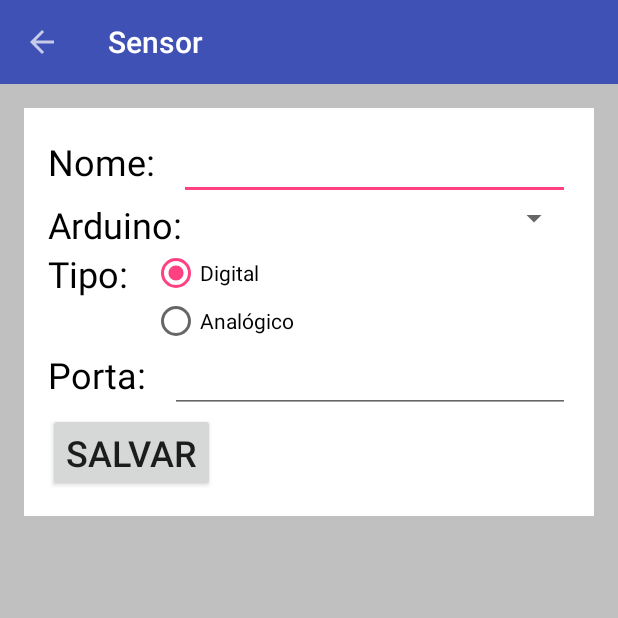
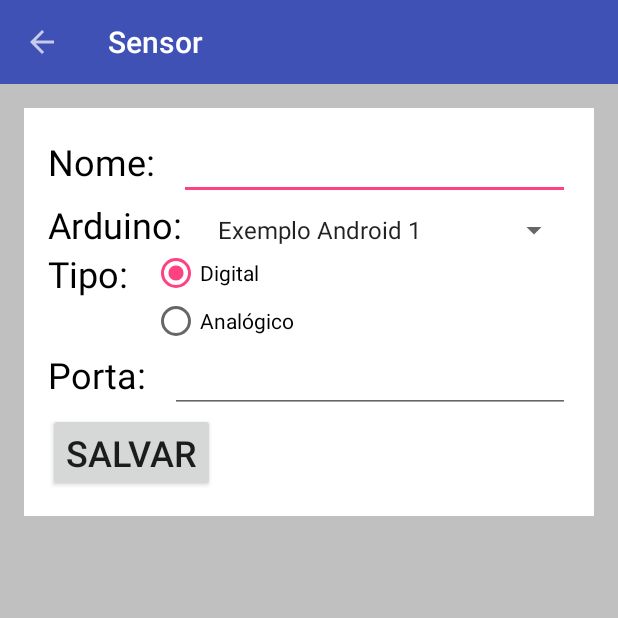
Before and after one commit to eduardoklosowski/Android-Arduino, an Android app: the SensorFormActivity screen opened directly, with no data from a screen before it, on a phone screen of 412 x 824 dp, the top half of it. Run offline under Robolectric (Android 15) with nearby library versions, the phone set to English and light mode, and no system bars.

Commit message:
Lista estática de dispositivos

```diff
--- a/app/src/main/java/br/klosowski/eduardo/arduino/SensorFormActivity.java
+++ b/app/src/main/java/br/klosowski/eduardo/arduino/SensorFormActivity.java
@@ -2,10 +2,17 @@ package br.klosowski.eduardo.arduino;
 
 import android.support.v7.app.AppCompatActivity;
 import android.os.Bundle;
+import android.support.v7.widget.AppCompatSpinner;
 import android.support.v7.widget.Toolbar;
 import android.view.MenuItem;
+import android.widget.ArrayAdapter;
+
+import java.util.ArrayList;
+import java.util.List;
 
 public class SensorFormActivity extends AppCompatActivity {
+
+    private AppCompatSpinner mSpinner;
 
     @Override
     protected void onCreate(Bundle savedInstanceState) {
@@ -16,6 +23,18 @@ public class SensorFormActivity extends AppCompatActivity {
         setSupportActionBar(toolbar);
         getSupportActionBar().setHomeButtonEnabled(true);
         getSupportActionBar().setDisplayHomeAsUpEnabled(true);
+
+        mSpinner = (AppCompatSpinner) findViewById(R.id.spinner1);
+        List<String> list = new ArrayList<>();
+        list.add("Exemplo Android 1");
+        list.add("Exemplo Android 2");
+
+        ArrayAdapter<String> dataAdapter = new ArrayAdapter<>
+                (this, android.R.layout.simple_spinner_item, list);
+
+        dataAdapter.setDropDownViewResource(android.R.layout.simple_spinner_dropdown_item);
+
+        mSpinner.setAdapter(dataAdapter);
     }
 
     @Override
--- a/app/src/main/res/layout/activity_sensor_form.xml
+++ b/app/src/main/res/layout/activity_sensor_form.xml
@@ -62,6 +62,7 @@
                     android:textSize="@dimen/text"
                     android:text="Arduino:" />
                 <android.support.v7.widget.AppCompatSpinner
+                    android:id="@+id/spinner1"
                     android:layout_width="match_parent"
                     android:layout_height="wrap_content" />
             </LinearLayout>
```
